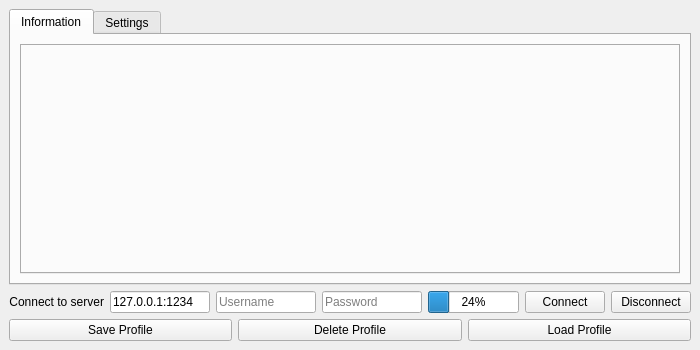
The window that frontend/settingswindow.ui (alessacher/htl-tk-chat) describes before a commit, drawn with Qt 5.
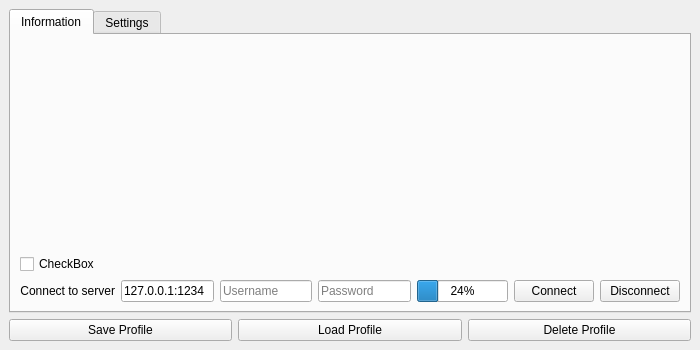
The same window after the commit.

What changed in the file:
```diff
--- a/frontend/settingswindow.ui
+++ b/frontend/settingswindow.ui
@@ -30,13 +30,6 @@
         </property>
        </widget>
       </item>
-      <item>
-       <widget class="QPushButton" name="ButtonDeleteProfile">
-        <property name="text">
-         <string>Delete Profile</string>
-        </property>
-       </widget>
-      </item>
       <item>
        <widget class="QPushButton" name="ButtonLoadProfile">
         <property name="text">
@@ -44,6 +37,13 @@
         </property>
        </widget>
       </item>
+      <item>
+       <widget class="QPushButton" name="ButtonDeleteProfile">
+        <property name="text">
+         <string>Delete Profile</string>
+        </property>
+       </widget>
+      </item>
      </layout>
     </item>
     <item row="2" column="0" colspan="5">
@@ -65,32 +65,19 @@
         <string>Information</string>
        </attribute>
        <layout class="QGridLayout" name="gridLayout_2">
-        <item row="0" column="0">
-         <widget class="QTabWidget" name="InformationTabBar">
-          <property name="tabPosition">
-           <enum>QTabWidget::West</enum>
-          </property>
-          <property name="currentIndex">
-           <number>-1</number>
-          </property>
+        <item row="1" column="0">
+         <layout class="QHBoxLayout" name="horizontalLayout">
+          <item>
+           <widget class="QCheckBox" name="checkBox_2">
+            <property name="text">
+             <string>CheckBox</string>
+            </property>
          </widget>
         </item>
        </layout>
-      </widget>
-      <widget class="QWidget" name="TabSettings">
-       <attribute name="title">
-        <string>Settings</string>
-       </attribute>
-       <layout class="QGridLayout" name="gridLayout_4">
-        <item row="0" column="0">
-         <widget class="QToolBox" name="SettingsTabBar"/>
         </item>
-       </layout>
-      </widget>
-     </widget>
-    </item>
-    <item row="4" column="0" colspan="5">
-     <layout class="QHBoxLayout" name="DetectorLayout">
+        <item row="5" column="0">
+         <layout class="QHBoxLayout" name="AuthLayout">
       <item>
        <widget class="QLabel" name="ConncetionLabel">
         <property name="text">
@@ -180,6 +167,33 @@
        </widget>
       </item>
      </layout>
+        </item>
+        <item row="0" column="0">
+         <spacer name="verticalSpacer">
+          <property name="orientation">
+           <enum>Qt::Vertical</enum>
+          </property>
+          <property name="sizeHint" stdset="0">
+           <size>
+            <width>20</width>
+            <height>40</height>
+           </size>
+          </property>
+         </spacer>
+        </item>
+       </layout>
+      </widget>
+      <widget class="QWidget" name="TabSettings">
+       <attribute name="title">
+        <string>Settings</string>
+       </attribute>
+       <layout class="QGridLayout" name="gridLayout_4">
+        <item row="0" column="0">
+         <widget class="QToolBox" name="SettingsTabBar"/>
+        </item>
+       </layout>
+      </widget>
+     </widget>
     </item>
    </layout>
   </widget>
```
Lines whose indentation alone changed are shown as unchanged.
